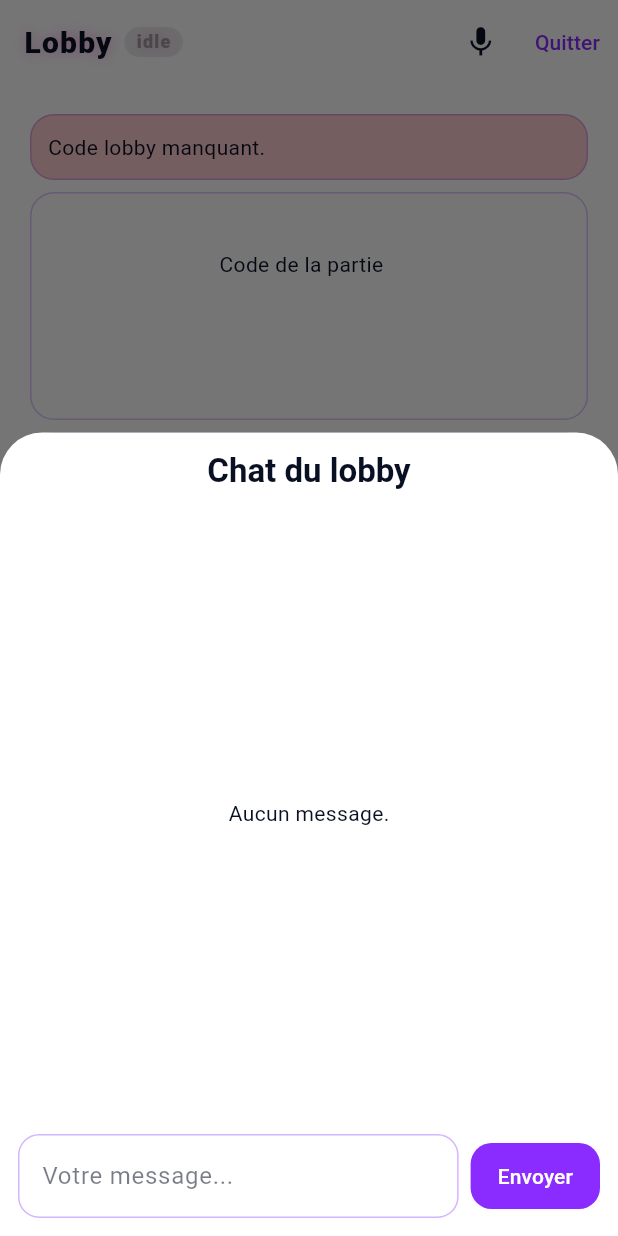
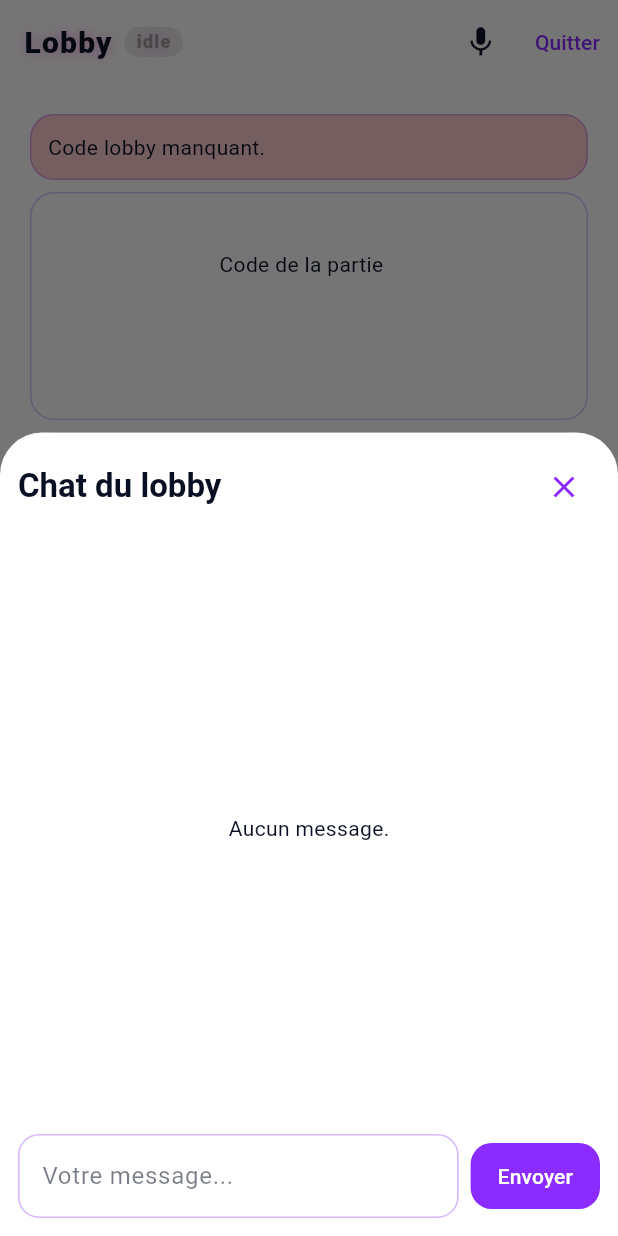
Before and after one commit to Argoss84/Abstergo-Chase, a Flutter app: the LobbyPage screen opened by its route, after a tap on the "chat bubble outline" icon, on a phone screen of 412 x 824 dp. Run offline on Flutter 3.47's test engine with Material 3 defaults, Android fonts, the phone set to English and light mode, and no system bars; our stand-ins replace flutter_compass, flutter_map, flutter_riverpod, flutter_tts, geolocator, go_router and 4 more; missing offline and left inert: amazon_cognito_identity_dart_2, flutter_appauth, flutter_webrtc, keep_screen_on, qr_code_dart_scan; accounts and stored records are empty; network calls fail.

```diff
--- a/Flutter/lib/features/lobby/presentation/lobby_page.dart
+++ b/Flutter/lib/features/lobby/presentation/lobby_page.dart
@@ -750,12 +750,24 @@ class _LobbyPageState extends ConsumerState<LobbyPage> with WidgetsBindingObserv
               children: [
                 Padding(
                   padding: const EdgeInsets.all(12),
-                  child: Text(
-                    'Chat du lobby',
-                    style: Theme.of(context).textTheme.titleLarge?.copyWith(
-                      fontWeight: FontWeight.w600,
-                      color: Theme.of(context).colorScheme.onSurface,
-                    ),
+                  child: Row(
+                    children: [
+                      Expanded(
+                        child: Text(
+                          'Chat du lobby',
+                          style: Theme.of(context).textTheme.titleLarge
+                              ?.copyWith(
+                                fontWeight: FontWeight.w600,
+                                color: Theme.of(context).colorScheme.onSurface,
+                              ),
+                        ),
+                      ),
+                      IconButton(
+                        onPressed: () => Navigator.of(context).pop(),
+                        icon: const Icon(Icons.close),
+                        tooltip: 'Fermer',
+                      ),
+                    ],
                   ),
                 ),
                 Expanded(
```
Also changed, not shown: Flutter/lib/features/game/presentation/game_page.dart (+18 -6 lines).
